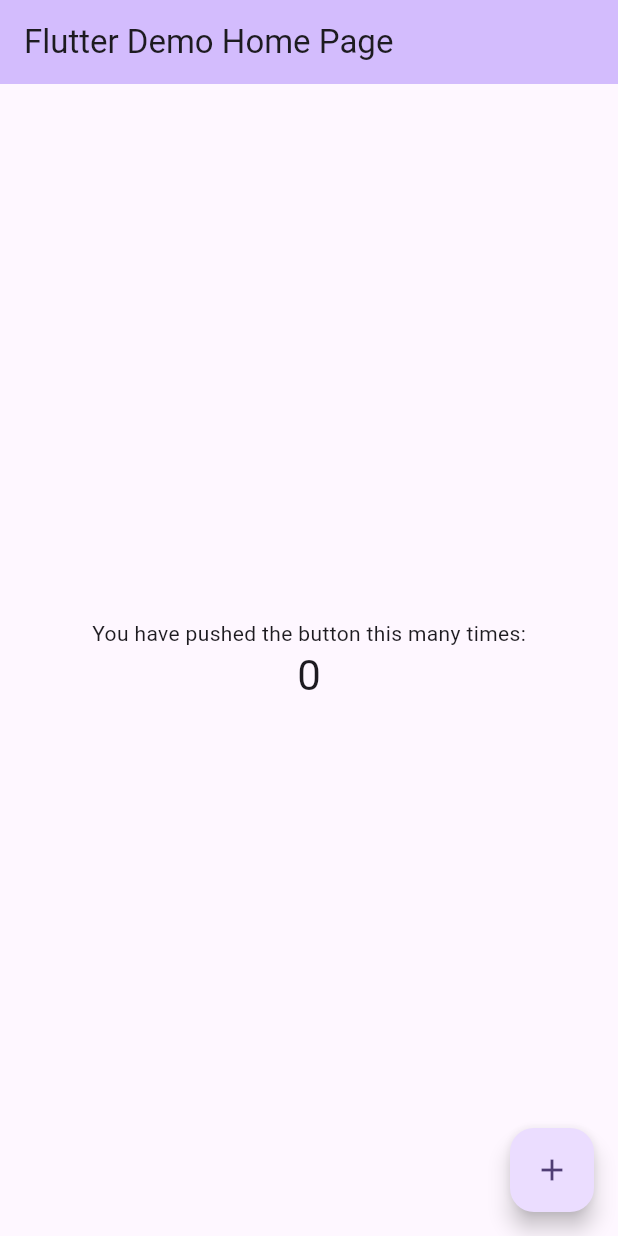
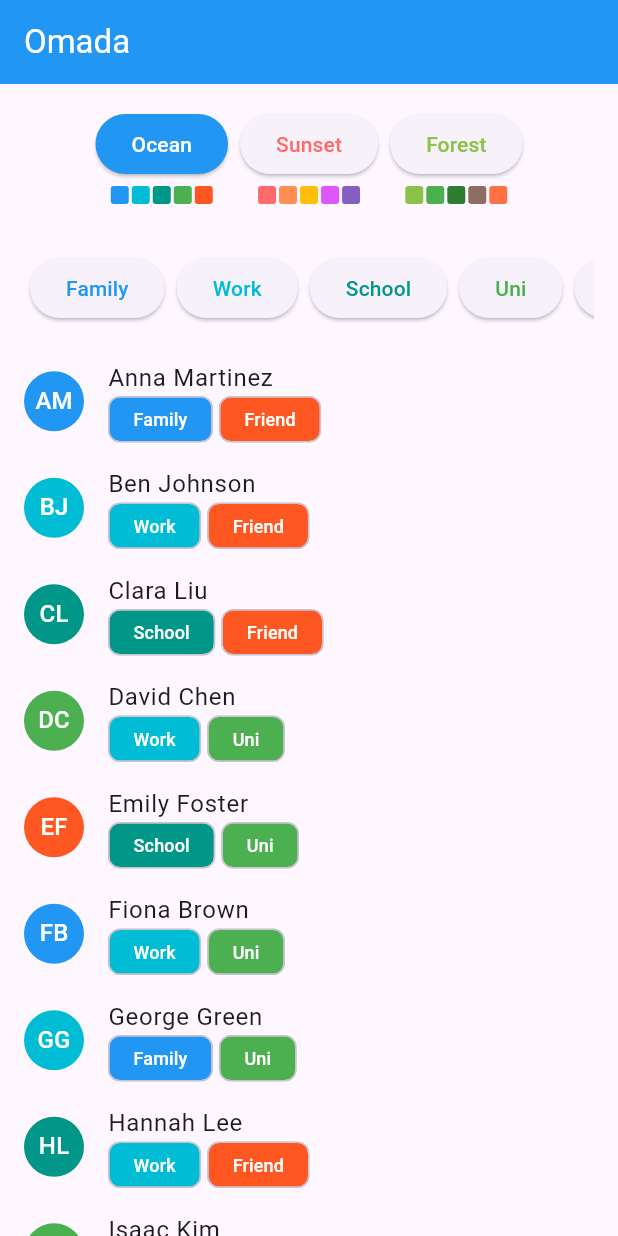
Before and after one commit to Piradon-Phuangthong/SISGroup21, a Flutter app: the screen it shows after launch, on a phone screen of 412 x 824 dp. Run offline on Flutter 3.47's test engine with Material 3 defaults, Android fonts, the phone set to English and light mode, and no system bars.

Commit message:
playing with making homepage

```diff
--- a/lib/main.dart
+++ b/lib/main.dart
@@ -1,122 +1,15 @@
 import 'package:flutter/material.dart';
+import 'screens/contacts_screen.dart';
 
 void main() {
-  runApp(const MyApp());
+  runApp(const ContactsApp());
 }
 
-class MyApp extends StatelessWidget {
-  const MyApp({super.key});
-
-  // This widget is the root of your application.
-  @override
-  Widget build(BuildContext context) {
-    return MaterialApp(
-      title: 'Flutter Demo',
-      theme: ThemeData(
-        // This is the theme of your application.
-        //
-        // TRY THIS: Try running your application with "flutter run". You'll see
-        // the application has a purple toolbar. Then, without quitting the app,
-        // try changing the seedColor in the colorScheme below to Colors.green
-        // and then invoke "hot reload" (save your changes or press the "hot
-        // reload" button in a Flutter-supported IDE, or press "r" if you used
-        // the command line to start the app).
-        //
-        // Notice that the counter didn't reset back to zero; the application
-        // state is not lost during the reload. To reset the state, use hot
-        // restart instead.
-        //
-        // This works for code too, not just values: Most code changes can be
-        // tested with just a hot reload.
-        colorScheme: ColorScheme.fromSeed(seedColor: Colors.deepPurple),
-      ),
-      home: const MyHomePage(title: 'Flutter Demo Home Page'),
-    );
-  }
-}
-
-class MyHomePage extends StatefulWidget {
-  const MyHomePage({super.key, required this.title});
-
-  // This widget is the home page of your application. It is stateful, meaning
-  // that it has a State object (defined below) that contains fields that affect
-  // how it looks.
-
-  // This class is the configuration for the state. It holds the values (in this
-  // case the title) provided by the parent (in this case the App widget) and
-  // used by the build method of the State. Fields in a Widget subclass are
-  // always marked "final".
-
-  final String title;
-
-  @override
-  State<MyHomePage> createState() => _MyHomePageState();
-}
-
-class _MyHomePageState extends State<MyHomePage> {
-  int _counter = 0;
-
-  void _incrementCounter() {
-    setState(() {
-      // This call to setState tells the Flutter framework that something has
-      // changed in this State, which causes it to rerun the build method below
-      // so that the display can reflect the updated values. If we changed
-      // _counter without calling setState(), then the build method would not be
-      // called again, and so nothing would appear to happen.
-      _counter++;
-    });
-  }
+class ContactsApp extends StatelessWidget {
+  const ContactsApp({super.key});
 
   @override
   Widget build(BuildContext context) {
-    // This method is rerun every time setState is called, for instance as done
-    // by the _incrementCounter method above.
-    //
-    // The Flutter framework has been optimized to make rerunning build methods
-    // fast, so that you can just rebuild anything that needs updating rather
-    // than having to individually change instances of widgets.
-    return Scaffold(
-      appBar: AppBar(
-        // TRY THIS: Try changing the color here to a specific color (to
-        // Colors.amber, perhaps?) and trigger a hot reload to see the AppBar
-        // change color while the other colors stay the same.
-        backgroundColor: Theme.of(context).colorScheme.inversePrimary,
-        // Here we take the value from the MyHomePage object that was created by
-        // the App.build method, and use it to set our appbar title.
-        title: Text(widget.title),
-      ),
-      body: Center(
-        // Center is a layout widget. It takes a single child and positions it
-        // in the middle of the parent.
-        child: Column(
-          // Column is also a layout widget. It takes a list of children and
-          // arranges them vertically. By default, it sizes itself to fit its
-          // children horizontally, and tries to be as tall as its parent.
-          //
-          // Column has various properties to control how it sizes itself and
-          // how it positions its children. Here we use mainAxisAlignment to
-          // center the children vertically; the main axis here is the vertical
-          // axis because Columns are vertical (the cross axis would be
-          // horizontal).
-          //
-          // TRY THIS: Invoke "debug painting" (choose the "Toggle Debug Paint"
-          // action in the IDE, or press "p" in the console), to see the
-          // wireframe for each widget.
-          mainAxisAlignment: MainAxisAlignment.center,
-          children: <Widget>[
-            const Text('You have pushed the button this many times:'),
-            Text(
-              '$_counter',
-              style: Theme.of(context).textTheme.headlineMedium,
-            ),
-          ],
-        ),
-      ),
-      floatingActionButton: FloatingActionButton(
-        onPressed: _incrementCounter,
-        tooltip: 'Increment',
-        child: const Icon(Icons.add),
-      ), // This trailing comma makes auto-formatting nicer for build methods.
-    );
+    return MaterialApp(title: 'Contacts App', home: const ContactsScreen());
   }
 }
--- /dev/null
+++ b/lib/models/contact.dart
@@ -0,0 +1,10 @@
+import 'tag.dart';
+
+class Contact {
+  final String name;
+  final String initials;
+  final List<Tag> tags;
+  final int colorIndex;
+
+  Contact(this.name, this.initials, this.tags, this.colorIndex);
+}
--- /dev/null
+++ b/lib/models/tag.dart
@@ -0,0 +1,17 @@
+class Tag {
+  final String name;
+  final int colorIndex;
+
+  Tag(this.name, this.colorIndex);
+
+  @override
+  bool operator ==(Object other) =>
+      identical(this, other) ||
+      other is Tag &&
+          runtimeType == other.runtimeType &&
+          name == other.name &&
+          colorIndex == other.colorIndex;
+
+  @override
+  int get hashCode => name.hashCode ^ colorIndex.hashCode;
+}
--- /dev/null
+++ b/lib/screens/contacts_screen.dart
@@ -0,0 +1,105 @@
+import 'package:flutter/material.dart';
+import '../models/contact.dart';
+import '../models/tag.dart';
+import '../themes/color_palette.dart';
+import '../widgets/custom_app_bar.dart';
+import '../widgets/theme_selector.dart';
+import '../widgets/filter_row.dart';
+import '../widgets/contact_tile.dart';
+
+class ContactsScreen extends StatefulWidget {
+  const ContactsScreen({super.key});
+
+  @override
+  State<ContactsScreen> createState() => _ContactsScreenState();
+}
+
+class _ContactsScreenState extends State<ContactsScreen> {
+  List<Tag> selectedTags = [];
+  ColorPalette selectedTheme = oceanTheme;
+
+  static final List<Tag> tags = [
+    Tag('Family', 0),
+    Tag('Work', 1),
+    Tag('School', 2),
+    Tag('Uni', 3),
+    Tag('Friend', 4),
+    Tag('Gym', 5),
+  ];
+
+  final List<Contact> contacts = [
+    Contact('Anna Martinez', 'AM', [tags[0], tags[4]], 0),
+    Contact('Ben Johnson', 'BJ', [tags[1], tags[4]], 1),
+    Contact('Clara Liu', 'CL', [tags[2], tags[4]], 2),
+    Contact('David Chen', 'DC', [tags[1], tags[3]], 3),
+    Contact('Emily Foster', 'EF', [tags[2], tags[3]], 4),
+    Contact('Fiona Brown', 'FB', [tags[1], tags[3]], 5),
+    Contact('George Green', 'GG', [tags[0], tags[3]], 6),
+    Contact('Hannah Lee', 'HL', [tags[1], tags[4]], 7),
+    Contact('Isaac Kim', 'IK', [tags[0], tags[4]], 8),
+    Contact('Jasmine Patel', 'JP', [tags[1], tags[5]], 9),
+    Contact('Kevin Nguyen', 'KN', [tags[0], tags[5]], 10),
+    Contact('Liam O\'Connor', 'LO', [tags[1], tags[4]], 11),
+  ];
+
+  List<Contact> getFilteredContacts() {
+    if (selectedTags.isEmpty) {
+      return contacts;
+    }
+    return contacts
+        .where(
+          (contact) => contact.tags.any((tag) => selectedTags.contains(tag)),
+        )
+        .toList();
+  }
+
+  void _toggleTag(Tag tag) {
+    setState(() {
+      if (selectedTags.contains(tag)) {
+        selectedTags.remove(tag);
+      } else {
+        selectedTags.add(tag);
+      }
+    });
+  }
+
+  void _changeTheme(ColorPalette theme) {
+    setState(() {
+      selectedTheme = theme;
+    });
+  }
+
+  @override
+  Widget build(BuildContext context) {
+    return Scaffold(
+      appBar: const CustomAppBar(),
+      body: Column(
+        children: [
+          ThemeSelector(
+            themes: allThemes,
+            selectedTheme: selectedTheme,
+            onThemeChanged: _changeTheme,
+          ),
+          FilterRow(
+            tags: tags,
+            selectedTags: selectedTags,
+            colorPalette: selectedTheme,
+            onTagToggle: _toggleTag,
+          ),
+          Expanded(
+            child: ListView.builder(
+              itemCount: getFilteredContacts().length,
+              itemBuilder: (context, index) {
+                final contact = getFilteredContacts()[index];
+                return ContactTile(
+                  contact: contact,
+                  colorPalette: selectedTheme,
+                );
+              },
+            ),
+          ),
+        ],
+      ),
+    );
+  }
+}
--- /dev/null
+++ b/lib/themes/color_palette.dart
@@ -0,0 +1,69 @@
+import 'package:flutter/material.dart';
+
+/// ColorPalette class to hold a collection of themed colors
+class ColorPalette {
+  final String name;
+  final List<Color> colors;
+
+  const ColorPalette({required this.name, required this.colors});
+
+  /// Get color by index with bounds checking
+  Color getColor(int index) {
+    return colors[index % colors.length];
+  }
+
+  /// Get a color for a specific contact or tag based on hash
+  Color getColorForItem(String identifier) {
+    final hash = identifier.hashCode;
+    return colors[hash.abs() % colors.length];
+  }
+
+  @override
+  bool operator ==(Object other) =>
+      identical(this, other) ||
+      other is ColorPalette &&
+          runtimeType == other.runtimeType &&
+          name == other.name;
+
+  @override
+  int get hashCode => name.hashCode;
+}
+
+/// Modern Ocean Theme - Cool blues and teals with coral accent
+final ColorPalette oceanTheme = ColorPalette(
+  name: 'Ocean',
+  colors: [
+    Color(0xFF2196F3), // Bright Blue
+    Color(0xFF00BCD4), // Cyan
+    Color(0xFF009688), // Teal
+    Color(0xFF4CAF50), // Green
+    Color(0xFFFF5722), // Deep Orange (coral accent)
+  ],
+);
+
+/// Sunset Warm Theme - Warm oranges, pinks, and purples
+final ColorPalette sunsetTheme = ColorPalette(
+  name: 'Sunset',
+  colors: [
+    Color(0xFFFF6B6B), // Coral Pink
+    Color(0xFFFF8E53), // Orange
+    Color(0xFFFFBE0B), // Golden Yellow
+    Color(0xFFE056FD), // Purple
+    Color(0xFF845EC2), // Deep Purple
+  ],
+);
+
+/// Forest Earth Theme - Natural greens and earth tones
+final ColorPalette forestTheme = ColorPalette(
+  name: 'Forest',
+  colors: [
+    Color(0xFF8BC34A), // Light Green
+    Color(0xFF4CAF50), // Green
+    Color(0xFF2E7D32), // Dark Green
+    Color(0xFF8D6E63), // Brown
+    Color(0xFFFF7043), // Deep Orange (autumn accent)
+  ],
+);
+
+/// List of all available themes
+final List<ColorPalette> allThemes = [oceanTheme, sunsetTheme, forestTheme];
--- /dev/null
+++ b/lib/widgets/contact_tile.dart
@@ -0,0 +1,42 @@
+import 'package:flutter/material.dart';
+import '../models/contact.dart';
+import '../themes/color_palette.dart';
+
+class ContactTile extends StatelessWidget {
+  final Contact contact;
+  final ColorPalette colorPalette;
+
+  const ContactTile({
+    super.key,
+    required this.contact,
+    required this.colorPalette,
+  });
+
+  @override
+  Widget build(BuildContext context) {
+    return ListTile(
+      leading: CircleAvatar(
+        backgroundColor: colorPalette.getColor(contact.colorIndex),
+        child: Text(
+          contact.initials,
+          style: const TextStyle(color: Colors.white),
+        ),
+      ),
+      title: Text(contact.name),
+      subtitle: Wrap(
+        spacing: 4.0,
+        children: contact.tags.map((tag) {
+          return Chip(
+            label: Text(
+              tag.name,
+              style: const TextStyle(color: Colors.white, fontSize: 12),
+            ),
+            backgroundColor: colorPalette.getColor(tag.colorIndex),
+            materialTapTargetSize: MaterialTapTargetSize.shrinkWrap,
+            visualDensity: VisualDensity.compact,
+          );
+        }).toList(),
+      ),
+    );
+  }
+}
--- /dev/null
+++ b/lib/widgets/custom_app_bar.dart
@@ -0,0 +1,16 @@
+import 'package:flutter/material.dart';
+
+class CustomAppBar extends StatelessWidget implements PreferredSizeWidget {
+  const CustomAppBar({super.key});
+
+  @override
+  Widget build(BuildContext context) {
+    return AppBar(
+      title: const Text('Omada', style: TextStyle(color: Colors.white)),
+      backgroundColor: Colors.blue,
+    );
+  }
+
+  @override
+  Size get preferredSize => const Size.fromHeight(kToolbarHeight);
+}
--- /dev/null
+++ b/lib/widgets/filter_row.dart
@@ -0,0 +1,56 @@
+import 'package:flutter/material.dart';
+import '../models/tag.dart';
+import '../themes/color_palette.dart';
+
+class FilterRow extends StatelessWidget {
+  final List<Tag> tags;
+  final List<Tag> selectedTags;
+  final ColorPalette colorPalette;
+  final Function(Tag) onTagToggle;
+
+  const FilterRow({
+    super.key,
+    required this.tags,
+    required this.selectedTags,
+    required this.colorPalette,
+    required this.onTagToggle,
+  });
+
+  @override
+  Widget build(BuildContext context) {
+    return Container(
+      padding: const EdgeInsets.all(16),
+      child: SingleChildScrollView(
+        scrollDirection: Axis.horizontal,
+        child: Row(
+          children: tags
+              .map((tag) => _buildFilterButton(tag))
+              .toList()
+              .map(
+                (button) => Padding(
+                  padding: const EdgeInsets.symmetric(horizontal: 4.0),
+                  child: button,
+                ),
+              )
+              .toList(),
+        ),
+      ),
+    );
+  }
+
+  Widget _buildFilterButton(Tag tag) {
+    final bool isSelected = selectedTags.contains(tag);
+    return ElevatedButton(
+      onPressed: () => onTagToggle(tag),
+      style: ElevatedButton.styleFrom(
+        backgroundColor: isSelected
+            ? colorPalette.getColor(tag.colorIndex)
+            : null,
+        foregroundColor: isSelected
+            ? Colors.white
+            : colorPalette.getColor(tag.colorIndex),
+      ),
+      child: Text(tag.name),
+    );
+  }
+}
--- /dev/null
+++ b/lib/widgets/theme_selector.dart
@@ -0,0 +1,68 @@
+import 'package:flutter/material.dart';
+import '../themes/color_palette.dart';
+
+class ThemeSelector extends StatelessWidget {
+  final List<ColorPalette> themes;
+  final ColorPalette selectedTheme;
+  final Function(ColorPalette) onThemeChanged;
+
+  const ThemeSelector({
+    super.key,
+    required this.themes,
+    required this.selectedTheme,
+    required this.onThemeChanged,
+  });
+
+  @override
+  Widget build(BuildContext context) {
+    return Container(
+      padding: const EdgeInsets.all(16),
+      child: SingleChildScrollView(
+        scrollDirection: Axis.horizontal,
+        child: Row(
+          children: themes
+              .map((palette) => _buildColorPaletteButton(palette))
+              .toList()
+              .map(
+                (button) => Padding(
+                  padding: const EdgeInsets.symmetric(horizontal: 4.0),
+                  child: button,
+                ),
+              )
+              .toList(),
+        ),
+      ),
+    );
+  }
+
+  Widget _buildColorPaletteButton(ColorPalette palette) {
+    final bool isSelected = selectedTheme == palette;
+    return Column(
+      children: [
+        ElevatedButton(
+          onPressed: () => onThemeChanged(palette),
+          style: ElevatedButton.styleFrom(
+            backgroundColor: isSelected ? palette.getColor(0) : null,
+            foregroundColor: isSelected ? Colors.white : palette.getColor(0),
+          ),
+          child: Text(palette.name),
+        ),
+        const SizedBox(height: 4),
+        Row(
+          mainAxisSize: MainAxisSize.min,
+          children: List.generate(5, (index) {
+            return Container(
+              width: 12,
+              height: 12,
+              margin: const EdgeInsets.symmetric(horizontal: 1),
+              decoration: BoxDecoration(
+                color: palette.getColor(index),
+                borderRadius: BorderRadius.circular(2),
+              ),
+            );
+          }),
+        ),
+      ],
+    );
+  }
+}
--- a/pubspec.yaml
+++ b/pubspec.yaml
@@ -2,7 +2,7 @@ name: omada
 description: "A new Flutter project."
 # The following line prevents the package from being accidentally published to
 # pub.dev using `flutter pub publish`. This is preferred for private packages.
-publish_to: 'none' # Remove this line if you wish to publish to pub.dev
+publish_to: "none" # Remove this line if you wish to publish to pub.dev
 
 # The following defines the version and build number for your application.
 # A version number is three numbers separated by dots, like 1.2.43
@@ -51,7 +51,6 @@ dev_dependencies:
 
 # The following section is specific to Flutter packages.
 flutter:
-
   # The following line ensures that the Material Icons font is
   # included with your application, so that you can use the icons in
   # the material Icons class.
```
Also changed, not shown: pubspec.lock, 3 other files.
